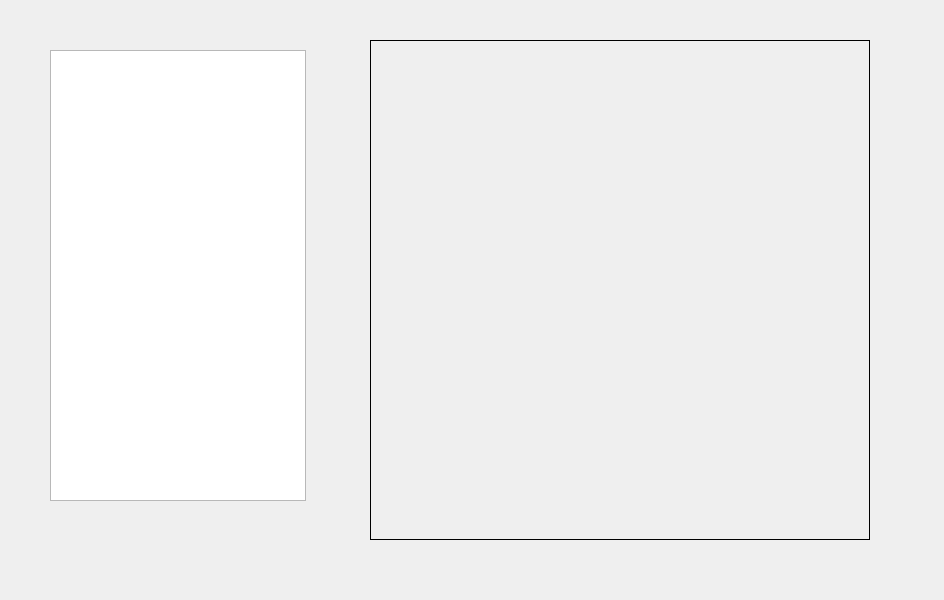
Above: Unilever/personalcardwidget.ui from kokian/Unilever_v2 before the change. Below: the same form after it.
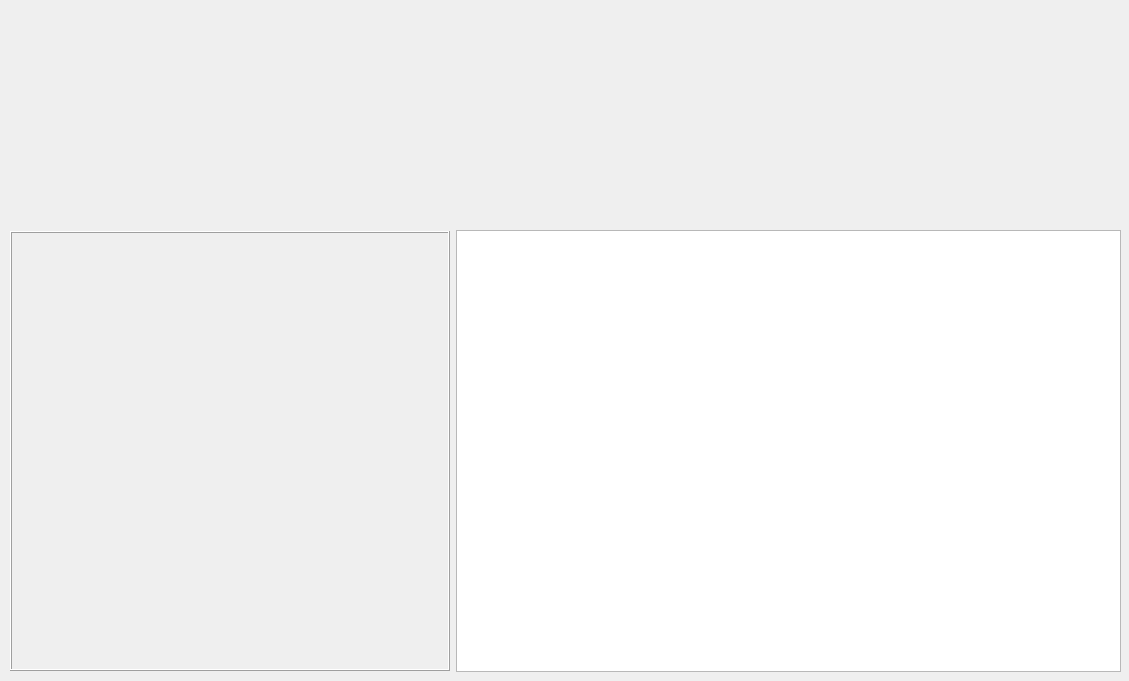
That is the form after the change.

```diff
--- a/Unilever/personalcardwidget.ui
+++ b/Unilever/personalcardwidget.ui
@@ -9,39 +9,56 @@
    <rect>
     <x>0</x>
     <y>0</y>
-    <width>944</width>
-    <height>600</height>
+    <width>1129</width>
+    <height>681</height>
    </rect>
   </property>
   <property name="windowTitle">
    <string>MainWindow</string>
   </property>
   <widget class="QWidget" name="centralwidget">
-   <widget class="QTableView" name="personalSkillsTableView">
+   <widget class="QWidget" name="">
     <property name="geometry">
      <rect>
-      <x>50</x>
-      <y>50</y>
-      <width>256</width>
-      <height>451</height>
+      <x>10</x>
+      <y>230</y>
+      <width>1111</width>
+      <height>442</height>
      </rect>
     </property>
-   </widget>
+    <layout class="QHBoxLayout" name="horizontalLayout">
+     <item>
    <widget class="QLabel" name="label">
-    <property name="geometry">
-     <rect>
-      <x>370</x>
-      <y>40</y>
-      <width>500</width>
-      <height>500</height>
-     </rect>
+       <property name="minimumSize">
+        <size>
+         <width>440</width>
+         <height>440</height>
+        </size>
+       </property>
+       <property name="maximumSize">
+        <size>
+         <width>440</width>
+         <height>440</height>
+        </size>
     </property>
     <property name="frameShape">
      <enum>QFrame::Box</enum>
     </property>
+       <property name="frameShadow">
+        <enum>QFrame::Raised</enum>
+       </property>
+       <property name="lineWidth">
+        <number>1</number>
+       </property>
     <property name="text">
      <string/>
     </property>
+      </widget>
+     </item>
+     <item>
+      <widget class="QTableView" name="personalSkillsTableView"/>
+     </item>
+    </layout>
    </widget>
   </widget>
  </widget>
```
Lines whose indentation alone changed are shown as unchanged.
